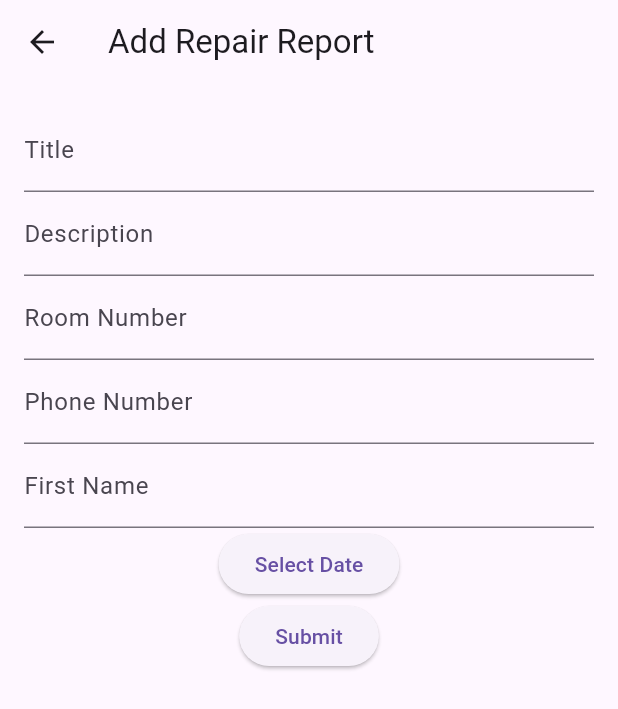
After one commit to bb-pop/Cheng_Som, a Flutter app: the AddRepairReportScreen screen opened directly, after a tap on "Submit", on a phone screen of 412 x 824 dp. The commit adds this screen. Shown: the top 709 px of the screen. Run offline on Flutter 3.47's test engine with Material 3 defaults, Android fonts, the phone set to English and light mode, and no system bars; our stand-ins replace pocketbase.

Commit message:
crud_report

```diff
--- a/cheng_som/lib/models/member.dart
+++ b/cheng_som/lib/models/member.dart
@@ -1,4 +1,5 @@
 class Member {
+  final String id; // ID สำหรับระบุสมาชิก
   final String firstName;
   final String lastName;
   final String email;
@@ -6,6 +7,7 @@ class Member {
   final String roomNumber;
 
   Member({
+    required this.id,
     required this.firstName,
     required this.lastName,
     required this.email,
@@ -13,20 +15,20 @@ class Member {
     required this.roomNumber,
   });
 
-  // ฟังก์ชันเพื่อสร้าง Member จาก JSON
   factory Member.fromJson(Map<String, dynamic> json) {
     return Member(
-      firstName: json['first_name'],
-      lastName: json['last_name'],
-      email: json['email'],
-      phoneNumber: json['phone_number'],
-      roomNumber: json['room_number'],
+      id: json['id'] ?? '',
+      firstName: json['first_name'] ?? '',
+      lastName: json['last_name'] ?? '',
+      email: json['email'] ?? '',
+      phoneNumber: json['phone_number'] ?? '',
+      roomNumber: json['room_number'] ?? '',
     );
   }
 
-  // ฟังก์ชันเพื่อแปลง Member เป็น JSON
   Map<String, dynamic> toJson() {
     return {
+      'id': id,
       'first_name': firstName,
       'last_name': lastName,
       'email': email,
--- /dev/null
+++ b/cheng_som/lib/models/repair_report.dart
@@ -0,0 +1,37 @@
+class RepairReport {
+  final String id;
+  final DateTime timeForRepairs;
+  final String title;
+  final String description;
+  final String roomNumber;
+  final String phoneNumber;
+  final String firstName;
+  final String responsibility;
+  final String status;
+
+  RepairReport({
+    required this.id,
+    required this.timeForRepairs,
+    required this.title,
+    required this.description,
+    required this.roomNumber,
+    required this.phoneNumber,
+    required this.firstName,
+    required this.responsibility,
+    required this.status,
+  });
+
+  factory RepairReport.fromJson(Map<String, dynamic> json) {
+    return RepairReport(
+      id: json['id'] ?? '',
+      timeForRepairs: DateTime.parse(json['time_for_repairs']),
+      title: json['title'] ?? '',
+      description: json['description'] ?? '',
+      roomNumber: json['room_number'] ?? '',
+      phoneNumber: json['phone_number'] ?? '',
+      firstName: json['first_name'] ?? '',
+      responsibility: json['responsibility'] ?? '',
+      status: json['status'] ?? '',
+    );
+  }
+}
--- /dev/null
+++ b/cheng_som/lib/screens/add_repair_report_screen.dart
@@ -0,0 +1,89 @@
+import 'package:flutter/material.dart';
+import '../service/repair_report_service.dart'; // Import service
+
+class AddRepairReportScreen extends StatefulWidget {
+  @override
+  _AddRepairReportScreenState createState() => _AddRepairReportScreenState();
+}
+
+class _AddRepairReportScreenState extends State<AddRepairReportScreen> {
+  final titleController = TextEditingController();
+  final descriptionController = TextEditingController();
+  final roomNumberController = TextEditingController();
+  final phoneNumberController = TextEditingController();
+  final firstNameController = TextEditingController();
+  DateTime? selectedDate;
+
+  Future<void> addRepairReport() async {
+    if (selectedDate == null || titleController.text.isEmpty || descriptionController.text.isEmpty || roomNumberController.text.isEmpty || phoneNumberController.text.isEmpty || firstNameController.text.isEmpty) {
+      return; // Validate inputs
+    }
+
+    await RepairReportService().addRepairReport(
+      timeForRepairs: selectedDate!,
+      title: titleController.text,
+      description: descriptionController.text,
+      roomNumber: roomNumberController.text,
+      phoneNumber: phoneNumberController.text,
+      firstName: firstNameController.text,
+      status: 'รออนุมัติ',
+      responsibility: '',
+    );
+
+    Navigator.pop(context); // Close the screen after adding
+  }
+
+  @override
+  Widget build(BuildContext context) {
+    return Scaffold(
+      appBar: AppBar(title: Text('Add Repair Report')),
+      body: Padding(
+        padding: EdgeInsets.all(16.0),
+        child: Column(
+          children: [
+            TextField(
+              controller: titleController,
+              decoration: InputDecoration(labelText: 'Title'),
+            ),
+            TextField(
+              controller: descriptionController,
+              decoration: InputDecoration(labelText: 'Description'),
+            ),
+            TextField(
+              controller: roomNumberController,
+              decoration: InputDecoration(labelText: 'Room Number'),
+            ),
+            TextField(
+              controller: phoneNumberController,
+              decoration: InputDecoration(labelText: 'Phone Number'),
+            ),
+            TextField(
+              controller: firstNameController,
+              decoration: InputDecoration(labelText: 'First Name'),
+            ),
+            ElevatedButton(
+              onPressed: () async {
+                final DateTime? picked = await showDatePicker(
+                  context: context,
+                  initialDate: DateTime.now(),
+                  firstDate: DateTime(2000),
+                  lastDate: DateTime(2101),
+                );
+                if (picked != null) {
+                  setState(() {
+                    selectedDate = picked;
+                  });
+                }
+              },
+              child: Text('Select Date'),
+            ),
+            ElevatedButton(
+              onPressed: addRepairReport,
+              child: Text('Submit'),
+            ),
+          ],
+        ),
+      ),
+    );
+  }
+}
--- /dev/null
+++ b/cheng_som/lib/screens/edit_repair_report_screen.dart
@@ -0,0 +1,84 @@
+import 'package:flutter/material.dart';
+import '../service/repair_report_service.dart';
+import '../models/repair_report.dart';
+
+class EditRepairReportScreen extends StatefulWidget {
+  final RepairReport report;
+
+  EditRepairReportScreen({required this.report});
+
+  @override
+  _EditRepairReportScreenState createState() => _EditRepairReportScreenState();
+}
+
+class _EditRepairReportScreenState extends State<EditRepairReportScreen> {
+  final titleController = TextEditingController();
+  final descriptionController = TextEditingController();
+  DateTime? selectedDate;
+
+  @override
+  void initState() {
+    super.initState();
+    titleController.text = widget.report.title;
+    descriptionController.text = widget.report.description;
+    selectedDate = widget.report.timeForRepairs; // กำหนดวันที่เริ่มต้น
+  }
+
+  Future<void> updateRepairReport() async {
+    await RepairReportService().updateRepairReport(
+      id: widget.report.id,
+      timeForRepairs: selectedDate!,
+      title: titleController.text,
+      description: descriptionController.text,
+      roomNumber: widget.report.roomNumber,
+      phoneNumber: widget.report.phoneNumber,
+      firstName: widget.report.firstName,
+      responsibility: widget.report.responsibility,
+      status: widget.report.status,
+    );
+
+    Navigator.pop(context); // ปิดหน้าจอหลังจากอัปเดต
+  }
+
+  @override
+  Widget build(BuildContext context) {
+    return Scaffold(
+      appBar: AppBar(title: Text('Edit Repair Report')),
+      body: Padding(
+        padding: EdgeInsets.all(16.0),
+        child: Column(
+          children: [
+            TextField(
+              controller: titleController,
+              decoration: InputDecoration(labelText: 'Title'),
+            ),
+            TextField(
+              controller: descriptionController,
+              decoration: InputDecoration(labelText: 'Description'),
+            ),
+            ElevatedButton(
+              onPressed: () async {
+                final DateTime? picked = await showDatePicker(
+                  context: context,
+                  initialDate: selectedDate ?? DateTime.now(),
+                  firstDate: DateTime(2000),
+                  lastDate: DateTime(2101),
+                );
+                if (picked != null) {
+                  setState(() {
+                    selectedDate = picked;
+                  });
+                }
+              },
+              child: Text('Select Date'),
+            ),
+            ElevatedButton(
+              onPressed: updateRepairReport,
+              child: Text('Update'),
+            ),
+          ],
+        ),
+      ),
+    );
+  }
+}
--- /dev/null
+++ b/cheng_som/lib/service/repair_report_service.dart
@@ -0,0 +1,65 @@
+import 'package:pocketbase/pocketbase.dart';
+import '../models/repair_report.dart';
+
+class RepairReportService {
+  final PocketBase pb = PocketBase('http://127.0.0.1:8090');
+
+  Future<List<RepairReport>> getAllRepairReports() async {
+    final response = await pb.collection('repair_report').getFullList();
+    return response.map((e) {
+      if (e is RecordModel) {
+        return RepairReport.fromJson(e.toJson());
+      }
+      throw Exception('Invalid data format');
+    }).toList();
+  }
+
+  Future<void> addRepairReport({
+    required DateTime timeForRepairs,
+    required String title,
+    required String description,
+    required String roomNumber,
+    required String phoneNumber,
+    required String firstName,
+    required String responsibility,
+    String status = 'รอปนุมัติ', // ตั้งค่าเป็น "รอปนุมัติ"
+  }) async {
+    await pb.collection('repair_report').create(body: {
+      'time_for_repairs': timeForRepairs.toUtc().toIso8601String(),
+      'title': title,
+      'description': description,
+      'room_number': roomNumber,
+      'phone_number': phoneNumber,
+      'first_name': firstName,
+      'responsibility': responsibility,
+      'status': status,
+    });
+  }
+
+  Future<void> updateRepairReport({
+    required String id,
+    required DateTime timeForRepairs,
+    required String title,
+    required String description,
+    required String roomNumber,
+    required String phoneNumber,
+    required String firstName,
+    required String responsibility,
+    String status = 'รอปนุมัติ',
+  }) async {
+    await pb.collection('repair_report').update(id, body: {
+      'time_for_repairs': timeForRepairs.toUtc().toIso8601String(),
+      'title': title,
+      'description': description,
+      'room_number': roomNumber,
+      'phone_number': phoneNumber,
+      'first_name': firstName,
+      'responsibility': responsibility,
+      'status': status,
+    });
+  }
+
+  Future<void> deleteRepairReport(String id) async {
+    await pb.collection('repair_report').delete(id); // ใช้คำสั่ง delete เพื่อลบระเบียน
+  }
+}
--- a/cheng_som/pubspec.yaml
+++ b/cheng_som/pubspec.yaml
@@ -40,6 +40,7 @@ dependencies:
   image_picker_for_web: ^3.0.5
   http: ^1.2.2
   io: ^1.0.4
+  intl: ^0.19.0
 
 dev_dependencies:
   flutter_test:
```
Also changed, not shown: cheng_som/lib/screens/hello_member_screen.dart (+11 -0 lines), cheng_som/lib/screens/repair_report_list_screen.dart (added, +101 -0 lines), cheng_som/lib/service/member_service.dart (added, +16 -0 lines), 7 other files.
